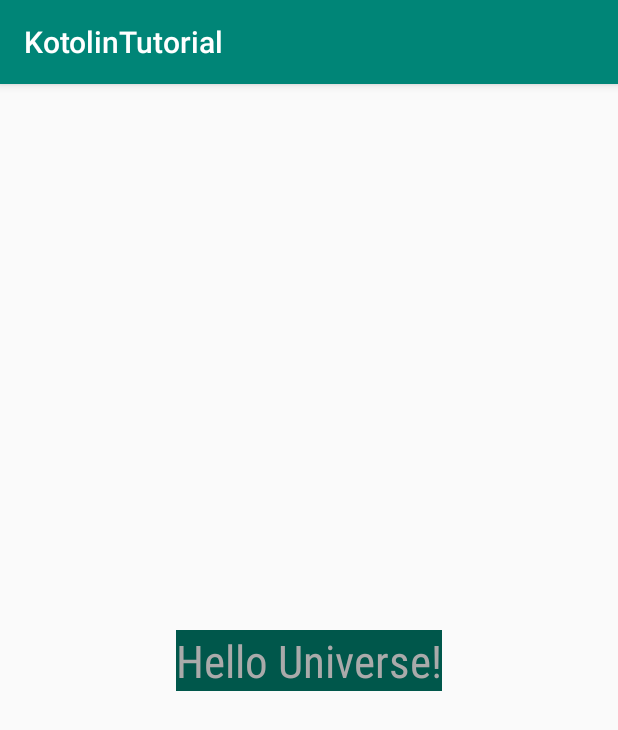
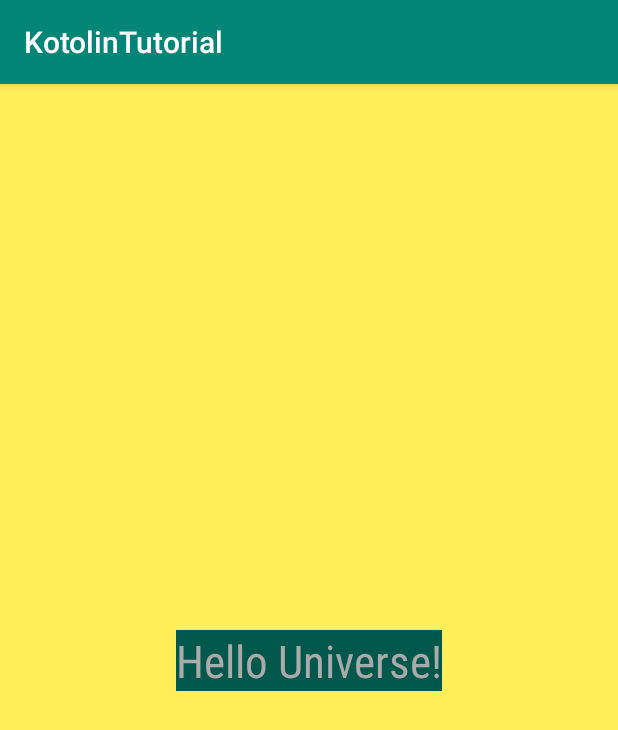
Before and after one commit to y-sumida/KotlinTutorial, an Android app: the screen it shows after launch (MainActivity), on a phone screen of 412 x 824 dp. Shown: the top 730 px of the screen. Run offline under Robolectric (Android 15) with nearby library versions, the phone set to English and light mode, and no system bars.

Commit message:
colors.xmlに色を定義して、画面の背景色に指定する

```diff
--- a/app/src/main/res/layout/activity_main.xml
+++ b/app/src/main/res/layout/activity_main.xml
@@ -5,7 +5,7 @@
         xmlns:app="http://schemas.android.com/apk/res-auto"
         android:layout_width="match_parent"
         android:layout_height="match_parent"
-        tools:context=".MainActivity">
+        tools:context=".MainActivity" android:background="@color/screenBackground">
 
     <TextView
             android:layout_width="wrap_content"
--- a/app/src/main/res/values/colors.xml
+++ b/app/src/main/res/values/colors.xml
@@ -3,4 +3,5 @@
     <color name="colorPrimary">#008577</color>
     <color name="colorPrimaryDark">#00574B</color>
     <color name="colorAccent">#D81B60</color>
+    <color name="screenBackground">#FFEE58</color>
 </resources>
```
